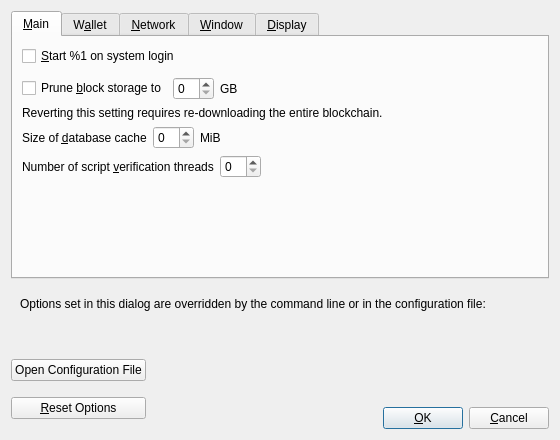
Before: the Qt Designer form forms/optionsdialog.ui in talentdeveloper/qt-test, drawn with Qt 5.
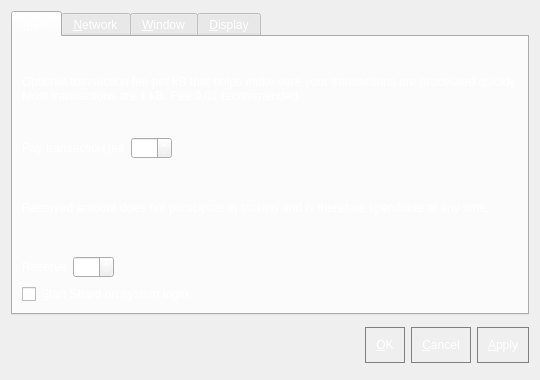
After: the same form once the commit is applied. The open tabs and pages were chosen to show the change. Custom widgets are drawn as their Qt base class.

Commit message: update with shard

Diff of the .ui file:
```diff
--- a/forms/optionsdialog.ui
+++ b/forms/optionsdialog.ui
@@ -6,19 +6,28 @@
    <rect>
     <x>0</x>
     <y>0</y>
-    <width>560</width>
-    <height>440</height>
+    <width>540</width>
+    <height>380</height>
    </rect>
   </property>
   <property name="windowTitle">
    <string>Options</string>
   </property>
+  <property name="styleSheet">
+   <string notr="true">background:'#0a2634';</string>
+  </property>
   <property name="modal">
    <bool>true</bool>
   </property>
   <layout class="QVBoxLayout" name="verticalLayout">
    <item>
     <widget class="QTabWidget" name="tabWidget">
+     <property name="styleSheet">
+      <string notr="true">color:white</string>
+     </property>
+     <property name="tabPosition">
+      <enum>QTabWidget::North</enum>
+     </property>
      <property name="currentIndex">
       <number>0</number>
      </property>
@@ -27,220 +36,107 @@
        <string>&amp;Main</string>
       </attribute>
       <layout class="QVBoxLayout" name="verticalLayout_Main">
+       <item>
+        <widget class="QLabel" name="transactionFeeInfoLabel">
+         <property name="text">
+          <string>Optional transaction fee per kB that helps make sure your transactions are processed quickly. Most transactions are 1 kB. Fee 0.01 recommended.</string>
+         </property>
+         <property name="textFormat">
+          <enum>Qt::PlainText</enum>
+         </property>
+         <property name="wordWrap">
+          <bool>true</bool>
+         </property>
+        </widget>
+       </item>
+       <item>
+        <layout class="QHBoxLayout" name="horizontalLayoutFee">
+         <item>
+          <widget class="QLabel" name="transactionFeeLabel">
+           <property name="text">
+            <string>Pay transaction &amp;fee</string>
+           </property>
+           <property name="textFormat">
+            <enum>Qt::PlainText</enum>
+           </property>
+           <property name="buddy">
+            <cstring>transactionFee</cstring>
+           </property>
+          </widget>
+         </item>
+         <item>
+          <widget class="BitcoinAmountField" name="transactionFee"/>
+         </item>
+         <item>
+          <spacer name="horizontalSpacerFee">
+           <property name="orientation">
+            <enum>Qt::Horizontal</enum>
+           </property>
+           <property name="sizeHint" stdset="0">
+            <size>
+             <width>40</width>
+             <height>20</height>
+            </size>
+           </property>
+          </spacer>
+         </item>
+        </layout>
+       </item>
+       <item>
+        <widget class="QLabel" name="reserveBalanceInfoLabel">
+         <property name="text">
+          <string>Reserved amount does not participate in staking and is therefore spendable at any time.</string>
+         </property>
+         <property name="textFormat">
+          <enum>Qt::PlainText</enum>
+         </property>
+         <property name="wordWrap">
+          <bool>true</bool>
+         </property>
+        </widget>
+       </item>
+       <item>
+        <layout class="QHBoxLayout" name="horizontalLayoutReserveBalance">
+         <item>
+          <widget class="QLabel" name="reserveBalanceLabel">
+           <property name="text">
+            <string>Reserve</string>
+           </property>
+           <property name="textFormat">
+            <enum>Qt::PlainText</enum>
+           </property>
+           <property name="buddy">
+            <cstring>reserveBalance</cstring>
+           </property>
+          </widget>
+         </item>
+         <item>
+          <widget class="BitcoinAmountField" name="reserveBalance"/>
+         </item>
+         <item>
+          <spacer name="horizontalSpacerReserveBalance">
+           <property name="orientation">
+            <enum>Qt::Horizontal</enum>
+           </property>
+           <property name="sizeHint" stdset="0">
+            <size>
+             <width>40</width>
+             <height>20</height>
+            </size>
+           </property>
+          </spacer>
+         </item>
+        </layout>
+       </item>
        <item>
         <widget class="QCheckBox" name="bitcoinAtStartup">
          <property name="toolTip">
           <string>Automatically start %1 after logging in to the system.</string>
          </property>
          <property name="text">
-          <string>&amp;Start %1 on system login</string>
+          <string>&amp;Start Shard on system login</string>
          </property>
         </widget>
-       </item>
-       <item>
-        <spacer name="horizontalSpacer_0_Main">
-         <property name="orientation">
-          <enum>Qt::Horizontal</enum>
-         </property>
-         <property name="sizeHint" stdset="0">
-          <size>
-           <width>40</width>
-           <height>5</height>
-          </size>
-         </property>
-        </spacer>
-       </item>
-       <item>
-       <layout class="QHBoxLayout" name="horizontalLayout_Main_Prune">
-        <item>
-         <widget class="QCheckBox" name="prune">
-          <property name="toolTip">
-           <string>Disables some advanced features but all blocks will still be fully validated. Reverting this setting requires re-downloading the entire blockchain. Actual disk usage may be somewhat higher.</string>
-          </property>
-          <property name="text">
-           <string>Prune &amp;block storage to</string>
-          </property>
-         </widget>
-        </item>
-        <item>
-         <widget class="QSpinBox" name="pruneSize"/>
-        </item>
-         <item>
-          <widget class="QLabel" name="pruneSizeUnitLabel">
-           <property name="text">
-            <string>GB</string>
-           </property>
-           <property name="textFormat">
-            <enum>Qt::PlainText</enum>
-           </property>
-          </widget>
-         </item>
-         <item>
-          <spacer name="horizontalSpacer_Main_Prune">
-           <property name="orientation">
-            <enum>Qt::Horizontal</enum>
-           </property>
-           <property name="sizeHint" stdset="0">
-            <size>
-             <width>40</width>
-             <height>20</height>
-            </size>
-           </property>
-          </spacer>
-         </item>
-        </layout>
-       </item>
-       <item>
-        <widget class="QLabel" name="pruneWarning">
-         <property name="text">
-          <string>Reverting this setting requires re-downloading the entire blockchain.</string>
-         </property>
-         <property name="textFormat">
-          <enum>Qt::PlainText</enum>
-         </property>
-        </widget>
-       </item>
-       <item>
-        <layout class="QHBoxLayout" name="horizontalLayout_2_Main">
-         <item>
-          <widget class="QLabel" name="databaseCacheLabel">
-           <property name="text">
-            <string>Size of &amp;database cache</string>
-           </property>
-           <property name="textFormat">
-            <enum>Qt::PlainText</enum>
-           </property>
-           <property name="buddy">
-            <cstring>databaseCache</cstring>
-           </property>
-          </widget>
-         </item>
-         <item>
-          <widget class="QSpinBox" name="databaseCache"/>
-         </item>
-         <item>
-          <widget class="QLabel" name="databaseCacheUnitLabel">
-           <property name="text">
-            <string>MiB</string>
-           </property>
-           <property name="textFormat">
-            <enum>Qt::PlainText</enum>
-           </property>
-          </widget>
-         </item>
-         <item>
-          <spacer name="horizontalSpacer_2_Main">
-           <property name="orientation">
-            <enum>Qt::Horizontal</enum>
-           </property>
-           <property name="sizeHint" stdset="0">
-            <size>
-             <width>40</width>
-             <height>20</height>
-            </size>
-           </property>
-          </spacer>
-         </item>
-        </layout>
-       </item>
-       <item>
-        <layout class="QHBoxLayout" name="horizontalLayout_Main_VerifyLabel">
-         <item>
-          <widget class="QLabel" name="threadsScriptVerifLabel">
-           <property name="text">
-            <string>Number of script &amp;verification threads</string>
-           </property>
-           <property name="textFormat">
-            <enum>Qt::PlainText</enum>
-           </property>
-           <property name="buddy">
-            <cstring>threadsScriptVerif</cstring>
-           </property>
-          </widget>
-         </item>
-         <item>
-          <widget class="QSpinBox" name="threadsScriptVerif">
-           <property name="toolTip">
-            <string>(0 = auto, &lt;0 = leave that many cores free)</string>
-           </property>
-          </widget>
-         </item>
-         <item>
-          <spacer name="horizontalSpacer_Main_Threads">
-           <property name="orientation">
-            <enum>Qt::Horizontal</enum>
-           </property>
-           <property name="sizeHint" stdset="0">
-            <size>
-             <width>40</width>
-             <height>20</height>
-            </size>
-           </property>
-          </spacer>
-         </item>
-        </layout>
-       </item>
-       <item>
-        <spacer name="verticalSpacer_Main">
-         <property name="orientation">
-          <enum>Qt::Vertical</enum>
-         </property>
-         <property name="sizeHint" stdset="0">
-          <size>
-           <width>20</width>
-           <height>40</height>
-          </size>
-         </property>
-        </spacer>
-       </item>
-      </layout>
-     </widget>
-     <widget class="QWidget" name="tabWallet">
-      <attribute name="title">
-       <string>W&amp;allet</string>
-      </attribute>
-      <layout class="QVBoxLayout" name="verticalLayout_Wallet">
-       <item>
-        <widget class="QGroupBox" name="groupBox">
-         <property name="title">
-          <string>Expert</string>
-         </property>
-         <layout class="QVBoxLayout" name="verticalLayout_2">
-          <item>
-           <widget class="QCheckBox" name="coinControlFeatures">
-            <property name="toolTip">
-             <string>Whether to show coin control features or not.</string>
-            </property>
-            <property name="text">
-             <string>Enable coin &amp;control features</string>
-            </property>
-           </widget>
-          </item>
-          <item>
-           <widget class="QCheckBox" name="spendZeroConfChange">
-            <property name="toolTip">
-             <string>If you disable the spending of unconfirmed change, the change from a transaction cannot be used until that transaction has at least one confirmation. This also affects how your balance is computed.</string>
-            </property>
-            <property name="text">
-             <string>&amp;Spend unconfirmed change</string>
-            </property>
-           </widget>
-          </item>
-         </layout>
-        </widget>
-       </item>
-       <item>
-        <spacer name="verticalSpacer_Wallet">
-         <property name="orientation">
-          <enum>Qt::Vertical</enum>
-         </property>
-         <property name="sizeHint" stdset="0">
-          <size>
-           <width>20</width>
-           <height>40</height>
-          </size>
-         </property>
-        </spacer>
        </item>
       </layout>
      </widget>
@@ -706,84 +602,8 @@
      </widget>
     </widget>
    </item>
-   <item>
-    <widget class="QFrame" name="frame">
-     <layout class="QVBoxLayout" name="verticalLayout_Bottom">
-      <item>
-       <layout class="QHBoxLayout" name="horizontalLayout_Bottom">
-        <item>
-         <widget class="QLabel" name="overriddenByCommandLineInfoLabel">
-          <property name="text">
-           <string>Options set in this dialog are overridden by the command line or in the configuration file:</string>
-          </property>
-          <property name="textFormat">
-           <enum>Qt::PlainText</enum>
-          </property>
-         </widget>
-        </item>
-        <item>
-         <spacer name="horizontalSpacer_Bottom">
-          <property name="orientation">
-           <enum>Qt::Horizontal</enum>
-          </property>
-          <property name="sizeHint" stdset="0">
-           <size>
-            <width>40</width>
-            <height>20</height>
-           </size>
-          </property>
-         </spacer>
-        </item>
-       </layout>
-      </item>
-      <item>
-       <widget class="QLabel" name="overriddenByCommandLineLabel">
-        <property name="text">
-         <string/>
-        </property>
-        <property name="textFormat">
-         <enum>Qt::PlainText</enum>
-        </property>
-        <property name="wordWrap">
-         <bool>true</bool>
-        </property>
-       </widget>
-      </item>
-     </layout>
-    </widget>
-   </item>
    <item>
     <layout class="QHBoxLayout" name="horizontalLayout_Buttons">
-     <item>
-      <layout class="QVBoxLayout" name="verticalLayout_Buttons">
-       <item>
-        <widget class="QPushButton" name="openBitcoinConfButton">
-         <property name="toolTip">
-          <string>Open the %1 configuration file from the working directory.</string>
-         </property>
-         <property name="text">
-          <string>Open Configuration File</string>
-         </property>
-         <property name="autoDefault">
-          <bool>false</bool>
-         </property>
-        </widget>
-       </item>
-       <item>
-        <widget class="QPushButton" name="resetButton">
-         <property name="toolTip">
-          <string>Reset all client options to default.</string>
-         </property>
-         <property name="text">
-          <string>&amp;Reset Options</string>
-         </property>
-         <property name="autoDefault">
-          <bool>false</bool>
-         </property>
-        </widget>
-       </item>
-      </layout>
-     </item>
      <item>
       <spacer name="horizontalSpacer_1">
        <property name="orientation">
@@ -799,12 +619,6 @@
      </item>
      <item>
       <widget class="QLabel" name="statusLabel">
-       <property name="minimumSize">
-        <size>
-         <width>200</width>
-         <height>0</height>
-        </size>
-       </property>
        <property name="font">
         <font>
          <weight>75</weight>
@@ -836,54 +650,175 @@
       </spacer>
      </item>
      <item>
-      <layout class="QVBoxLayout" name="verticalLayout_4">
-       <item>
-        <spacer name="verticalSpacer">
-         <property name="orientation">
-          <enum>Qt::Vertical</enum>
-         </property>
-         <property name="sizeHint" stdset="0">
-          <size>
-           <width>20</width>
-           <height>40</height>
-          </size>
-         </property>
-        </spacer>
-       </item>
-       <item>
-        <layout class="QHBoxLayout" name="horizontalLayout">
-         <item>
-          <widget class="QPushButton" name="okButton">
-           <property name="text">
-            <string>&amp;OK</string>
-           </property>
-           <property name="autoDefault">
-            <bool>false</bool>
-           </property>
-           <property name="default">
-            <bool>true</bool>
-           </property>
-          </widget>
-         </item>
-         <item>
-          <widget class="QPushButton" name="cancelButton">
-           <property name="text">
-            <string>&amp;Cancel</string>
-           </property>
-           <property name="autoDefault">
-            <bool>false</bool>
-           </property>
-          </widget>
-         </item>
-        </layout>
-       </item>
-      </layout>
+      <widget class="QPushButton" name="okButton">
+       <property name="styleSheet">
+        <string notr="true">QPushButton { 
+ background-color: &quot;#002d3f&quot;;
+	border:1px solid gray;
+	color:white;
+	outline: none;
+	padding:10px;
+}
+
+QPushButton:pressed {
+   background-color: &quot;#002d3f&quot;;
+border:1px solid gray;
+	color:white;
+
+}
+QPushButton:focus:pressed { 
+    background: &quot;#003750&quot;;
+	border:1px solid #0adbf0;
+	color:white;
+
+ }
+QPushButton:focus { 
+   background-color: &quot;#002d3f&quot;;
+	border:1px solid gray;
+	color:white;
+
+}
+QPushButton:hover {
+     background-color: &quot;#002d3f&quot;;
+	border:1px solid #0adbf0;
+ }
+QPushButton:checked { 
+     background-color: &quot;#002d3f&quot;;
+border:1px solid gray;
+	color:white;
+
+ }
+QPushButton:disabled { 
+    background:'#0a2634';
+color:gray;
+border:1px solid gray;
+ }
+</string>
+       </property>
+       <property name="text">
+        <string>&amp;OK</string>
+       </property>
+      </widget>
+     </item>
+     <item>
+      <widget class="QPushButton" name="cancelButton">
+       <property name="styleSheet">
+        <string notr="true">QPushButton { 
+ background-color: &quot;#002d3f&quot;;
+	border:1px solid gray;
+	color:white;
+	outline: none;
+	padding:10px;
+}
+
+QPushButton:pressed {
+   background-color: &quot;#002d3f&quot;;
+border:1px solid gray;
+	color:white;
+
+}
+QPushButton:focus:pressed { 
+    background: &quot;#003750&quot;;
+	border:1px solid #0adbf0;
+	color:white;
+
+ }
+QPushButton:focus { 
+   background-color: &quot;#002d3f&quot;;
+	border:1px solid gray;
+	color:white;
+
+}
+QPushButton:hover {
+     background-color: &quot;#002d3f&quot;;
+	border:1px solid #0adbf0;
+ }
+QPushButton:checked { 
+     background-color: &quot;#002d3f&quot;;
+border:1px solid gray;
+	color:white;
+
+ }
+QPushButton:disabled { 
+    background:'#0a2634';
+color:gray;
+border:1px solid gray;
+ }
+</string>
+       </property>
+       <property name="text">
+        <string>&amp;Cancel</string>
+       </property>
+       <property name="autoDefault">
+        <bool>false</bool>
+       </property>
+      </widget>
+     </item>
+     <item>
+      <widget class="QPushButton" name="applyButton">
+       <property name="styleSheet">
+        <string notr="true">QPushButton { 
+ background-color: &quot;#002d3f&quot;;
+	border:1px solid gray;
+	color:white;
+	outline: none;
+	padding:10px;
+}
+
+QPushButton:pressed {
+   background-color: &quot;#002d3f&quot;;
+border:1px solid gray;
+	color:white;
+
+}
+QPushButton:focus:pressed { 
+    background: &quot;#003750&quot;;
+	border:1px solid #0adbf0;
+	color:white;
+
+ }
+QPushButton:focus { 
+   background-color: &quot;#002d3f&quot;;
+	border:1px solid gray;
+	color:white;
+
+}
+QPushButton:hover {
+     background-color: &quot;#002d3f&quot;;
+	border:1px solid #0adbf0;
+ }
+QPushButton:checked { 
+     background-color: &quot;#002d3f&quot;;
+border:1px solid gray;
+	color:white;
+
+ }
+QPushButton:disabled { 
+    background:'#0a2634';
+color:gray;
+border:1px solid gray;
+ }
+</string>
+       </property>
+       <property name="text">
+        <string>&amp;Apply</string>
+       </property>
+       <property name="autoDefault">
+        <bool>false</bool>
+       </property>
+      </widget>
      </item>
     </layout>
    </item>
   </layout>
  </widget>
  <customwidgets>
+  <customwidget>
+   <class>BitcoinAmountField</class>
+   <extends>QSpinBox</extends>
+   <header>bitcoinamountfield.h</header>
+   <container>1</container>
+  </customwidget>
   <customwidget>
    <class>QValidatedLineEdit</class>
    <extends>QLineEdit</extends>
```
Left out of the diff: 283 changed lines with no effect on the pictures. The commit also changes 334 other files.
